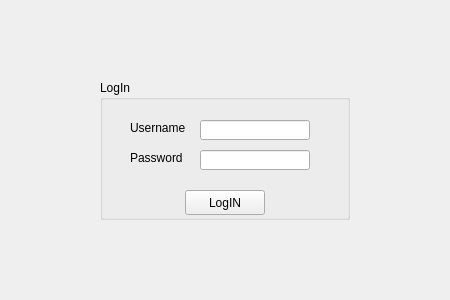
Gulkanyan/MarketPlace, file MainWindow.ui: the form before one commit.
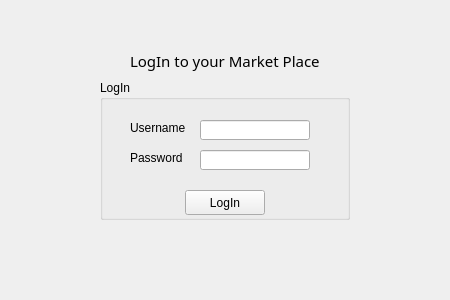
The form after the commit. Icons and pictures are not drawn.

Diff of the .ui file:
```diff
--- a/MainWindow.ui
+++ b/MainWindow.ui
@@ -59,7 +59,7 @@
       </rect>
      </property>
      <property name="text">
-      <string>LogIN</string>
+      <string>LogIn</string>
      </property>
     </widget>
     <widget class="QLabel" name="usernameLabel">
@@ -108,6 +108,25 @@
      </property>
     </widget>
    </widget>
+   <widget class="QLabel" name="label_2">
+    <property name="geometry">
+     <rect>
+      <x>130</x>
+      <y>40</y>
+      <width>241</width>
+      <height>41</height>
+     </rect>
+    </property>
+    <property name="font">
+     <font>
+      <family>Rockwell</family>
+      <pointsize>11</pointsize>
+     </font>
+    </property>
+    <property name="text">
+     <string>LogIn to your Market Place</string>
+    </property>
+   </widget>
   </widget>
  </widget>
  <resources/>
```
